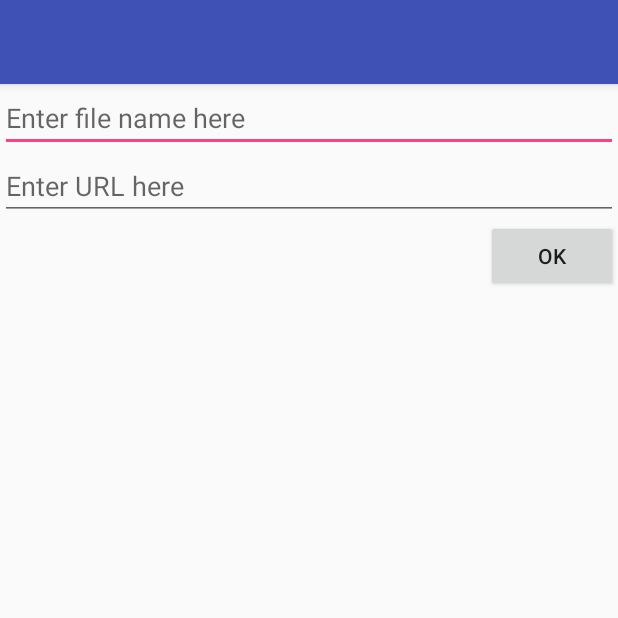
After one commit to Chen-Yufeng/Multiget2, an Android app: the add screen opened directly, with no data from a screen before it, on a phone screen of 412 x 824 dp, the top half of it. The commit adds this screen. Run offline under Robolectric (Android 15) with nearby library versions, the phone set to English and light mode, and no system bars.

Commit message:
增加添加下载任务功能

```diff
--- a/app/src/main/AndroidManifest.xml
+++ b/app/src/main/AndroidManifest.xml
@@ -21,6 +21,8 @@
             </intent-filter>
         </activity>
 
+        <activity android:name=".add"></activity>
+
         <service
             android:name="services.DownloadService"
             android:enabled="true"
--- a/app/src/main/java/com/example/multiget/FileListAdapter.java
+++ b/app/src/main/java/com/example/multiget/FileListAdapter.java
@@ -98,6 +98,7 @@ public class FileListAdapter extends BaseAdapter {
         notifyDataSetChanged();  //调用getview
     }
 
+
     static class ViewHolder{
         TextView tvFileName;
         Button btStop,btStart;
--- /dev/null
+++ b/app/src/main/java/com/example/multiget/add.java
@@ -0,0 +1,40 @@
+package com.example.multiget;
+
+import android.content.Intent;
+import android.os.Bundle;
+import android.support.annotation.Nullable;
+import android.support.v7.app.AppCompatActivity;
+import android.view.View;
+import android.widget.Button;
+import android.widget.EditText;
+
+import stl.FileInfo;
+
+
+/**
+ * Created by If Chan on 2017/10/6.
+ */
+
+public class add extends AppCompatActivity{
+    private static int fileId = 0;
+
+    @Override
+    protected void onCreate(@Nullable Bundle savedInstanceState) {
+        super.onCreate(savedInstanceState);
+        setContentView(R.layout.add);
+        final EditText etName = (EditText)findViewById(R.id.back_fileName);
+        final EditText etUrl=(EditText)findViewById(R.id.back_url);
+        Button button = (Button)findViewById(R.id.back_fileinfo);
+        button.setOnClickListener(new View.OnClickListener(){
+            @Override
+            public void onClick(View view) {
+                FileInfo fileInfo = new FileInfo(fileId,etUrl.getText().toString().trim(),etName.getText().toString(),0L,0);
+                Intent intent = new Intent();
+                intent.putExtra("fileInfo",fileInfo);
+                setResult(RESULT_OK,intent);
+                fileId++;
+                finish();
+            }
+        });
+    }
+}
--- a/app/src/main/java/stl/FileInfo.java
+++ b/app/src/main/java/stl/FileInfo.java
@@ -4,6 +4,7 @@ import java.io.Serializable;
 
 /**
  * Created by If Chan on 2017/10/4.
+ * int id, String url, String fileNane, long length, int finished
  */
 
 public class FileInfo implements Serializable{
--- /dev/null
+++ b/app/src/main/res/layout/add.xml
@@ -0,0 +1,25 @@
+<?xml version="1.0" encoding="utf-8"?>
+<LinearLayout xmlns:android="http://schemas.android.com/apk/res/android"
+    android:orientation="vertical" android:layout_width="match_parent"
+    android:layout_height="match_parent">
+
+    <EditText
+        android:id="@+id/back_fileName"
+        android:layout_width="match_parent"
+        android:layout_height="wrap_content"
+        android:hint="Enter file name here"/>
+
+    <EditText
+        android:id="@+id/back_url"
+        android:layout_width="match_parent"
+        android:layout_height="wrap_content"
+        android:hint="Enter URL here"/>
+
+    <Button
+        android:id="@+id/back_fileinfo"
+        android:layout_width="wrap_content"
+        android:layout_height="wrap_content"
+        android:layout_gravity="right"
+        android:text="OK"/>
+
+</LinearLayout>
```
Also changed, not shown: app/src/main/java/com/example/multiget/MainActivity.java (+34 -1 lines), app/src/main/res/layout/activity_main.xml (+12 -3 lines).
